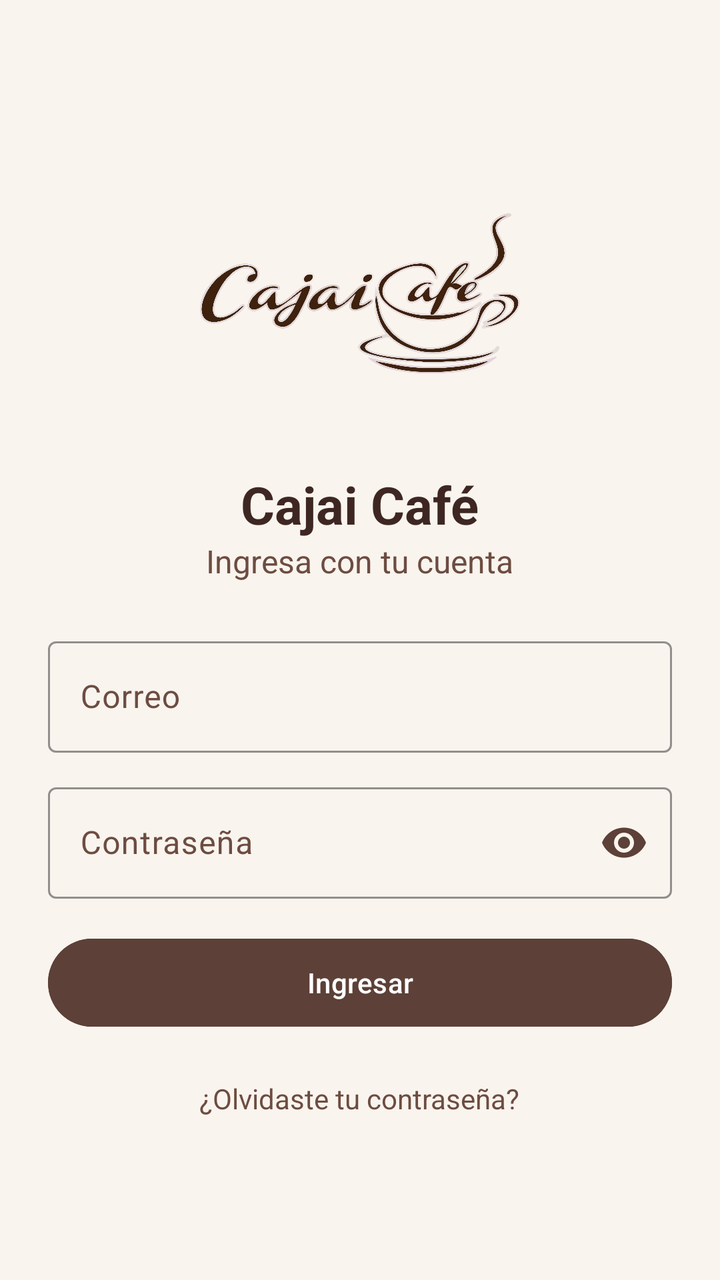
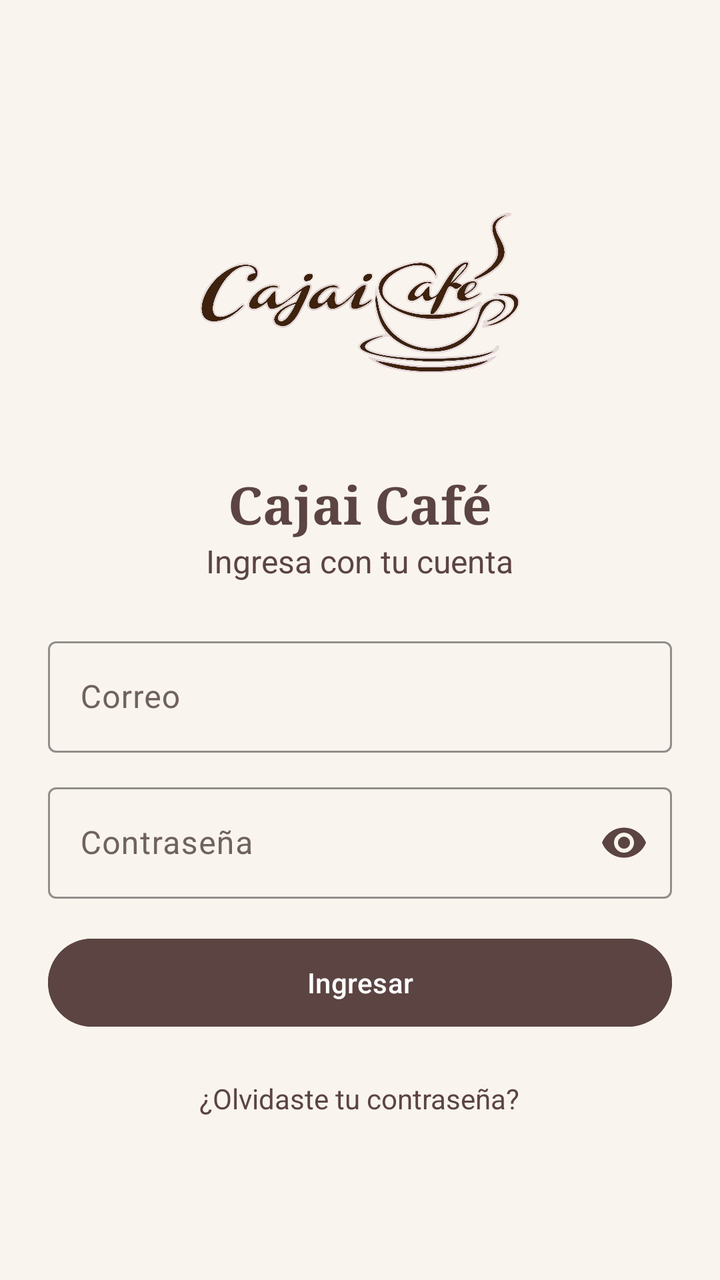

Screens rendered from an Android XML layout before and after an edit, with the pre-edit source and the edit as a unified diff.
<!-- AndroidManifest.xml: application theme Theme.CajaiCafeAdministracion -->
<!-- res/layout/activity_login.xml -->
<?xml version="1.0" encoding="utf-8"?>
<ScrollView xmlns:android="http://schemas.android.com/apk/res/android"
    xmlns:app="http://schemas.android.com/apk/res-auto"
    android:layout_width="match_parent"
    android:layout_height="match_parent"
    android:background="#F9F4EE"
    android:fillViewport="true">

    <LinearLayout
        android:layout_width="match_parent"
        android:layout_height="wrap_content"
        android:gravity="center"
        android:orientation="vertical"
        android:padding="24dp">

        <ImageView
            android:layout_width="160dp"
            android:layout_height="160dp"
            android:contentDescription="Logo Cajai Cafe"
            android:src="@mipmap/cajaicafe_logo" />

        <TextView
            android:layout_width="wrap_content"
            android:layout_height="wrap_content"
            android:layout_marginTop="8dp"
            android:text="Cajai Café"
            android:textColor="#3E2723"
            android:textSize="26sp"
            android:textStyle="bold" />

        <TextView
            android:layout_width="wrap_content"
            android:layout_height="wrap_content"
            android:layout_marginBottom="24dp"
            android:text="Ingresa con tu cuenta"
            android:textColor="#6D4C41"
            android:textSize="16sp" />

        <com.google.android.material.textfield.TextInputLayout
            style="@style/Widget.Material3.TextInputLayout.OutlinedBox"
            android:layout_width="match_parent"
            android:layout_height="wrap_content"
            android:hint="Correo"
            android:textColorHint="#6D4C41"
            app:boxStrokeColor="#5D4037"
            app:hintTextColor="#5D4037">

            <com.google.android.material.textfield.TextInputEditText
                android:id="@+id/etCorreo"
                android:layout_width="match_parent"
                android:layout_height="wrap_content"
                android:autofillHints="emailAddress"
                android:inputType="textEmailAddress"
                android:textColor="#2B1F1D" />
        </com.google.android.material.textfield.TextInputLayout>

        <com.google.android.material.textfield.TextInputLayout
            style="@style/Widget.Material3.TextInputLayout.OutlinedBox"
            android:layout_width="match_parent"
            android:layout_height="wrap_content"
            android:layout_marginTop="12dp"
            android:hint="Contraseña"
            android:textColorHint="#6D4C41"
            app:boxStrokeColor="#5D4037"
            app:endIconMode="password_toggle"
            app:endIconTint="#5D4037"
            app:hintTextColor="#5D4037">

            <com.google.android.material.textfield.TextInputEditText
                android:id="@+id/etContrasena"
                android:layout_width="match_parent"
                android:layout_height="wrap_content"
                android:autofillHints="password"
                android:inputType="textPassword"
                android:textColor="#2B1F1D" />
        </com.google.android.material.textfield.TextInputLayout>

        <TextView
            android:id="@+id/tvErrorLogin"
            android:layout_width="match_parent"
            android:layout_height="wrap_content"
            android:layout_marginTop="12dp"
            android:textColor="#C62828"
            android:textIsSelectable="true"
            android:textSize="14sp"
            android:visibility="gone" />

        <Button
            android:id="@+id/btnIngresar"
            android:layout_width="match_parent"
            android:layout_height="wrap_content"
            android:layout_marginTop="16dp"
            android:backgroundTint="#5D4037"
            android:minHeight="52dp"
            android:text="Ingresar"
            android:textColor="#FFFFFF" />

        <ProgressBar
            android:id="@+id/progressLogin"
            android:layout_width="wrap_content"
            android:layout_height="wrap_content"
            android:layout_marginTop="12dp"
            android:visibility="gone" />

        <TextView
            android:id="@+id/tvOlvideContrasena"
            android:layout_width="wrap_content"
            android:layout_height="wrap_content"
            android:layout_marginTop="8dp"
            android:minHeight="48dp"
            android:gravity="center"
            android:padding="8dp"
            android:text="¿Olvidaste tu contraseña?"
            android:textColor="#6D4C41" />
    </LinearLayout>
</ScrollView>
<!-- resources referenced by this layout -->
<resources>
  <!-- mipmap cajaicafe_logo: png bitmap (drawable, 307190 bytes) -->
  <style name="Theme.CajaiCafeAdministracion" parent="Base.Theme.CajaiCafeAdministracion" />
  <style name="Base.Theme.CajaiCafeAdministracion" parent="Theme.Material3.DayNight.NoActionBar">
          
          
      </style>
</resources>

<!-- the commit's change to res/layout/activity_login.xml (unified diff, before → after) -->
@@ -3,7 +3,7 @@
     xmlns:app="http://schemas.android.com/apk/res-auto"
     android:layout_width="match_parent"
     android:layout_height="match_parent"
-    android:background="#F9F4EE"
+    android:background="@color/fondo"
     android:fillViewport="true">
 
     <LinearLayout
@@ -24,8 +24,8 @@
             android:layout_height="wrap_content"
             android:layout_marginTop="8dp"
             android:text="Cajai Café"
-            android:textColor="#3E2723"
-            android:textSize="26sp"
+            android:textColor="@color/textoMarca"
+            android:fontFamily="serif" android:textSize="26sp"
             android:textStyle="bold" />
 
         <TextView
@@ -33,7 +33,7 @@
             android:layout_height="wrap_content"
             android:layout_marginBottom="24dp"
             android:text="Ingresa con tu cuenta"
-            android:textColor="#6D4C41"
+            android:textColor="@color/textoMarca"
             android:textSize="16sp" />
 
         <com.google.android.material.textfield.TextInputLayout
@@ -41,9 +41,9 @@
             android:layout_width="match_parent"
             android:layout_height="wrap_content"
             android:hint="Correo"
-            android:textColorHint="#6D4C41"
-            app:boxStrokeColor="#5D4037"
-            app:hintTextColor="#5D4037">
+            android:textColorHint="@color/textoSecundario"
+            app:boxStrokeColor="@color/textoMarca"
+            app:hintTextColor="@color/textoMarca">
 
             <com.google.android.material.textfield.TextInputEditText
                 android:id="@+id/etCorreo"
@@ -51,7 +51,7 @@
                 android:layout_height="wrap_content"
                 android:autofillHints="emailAddress"
                 android:inputType="textEmailAddress"
-                android:textColor="#2B1F1D" />
+                android:textColor="@color/texto" />
         </com.google.android.material.textfield.TextInputLayout>
 
         <com.google.android.material.textfield.TextInputLayout
@@ -60,11 +60,11 @@
             android:layout_height="wrap_content"
             android:layout_marginTop="12dp"
             android:hint="Contraseña"
-            android:textColorHint="#6D4C41"
-            app:boxStrokeColor="#5D4037"
+            android:textColorHint="@color/textoSecundario"
+            app:boxStrokeColor="@color/textoMarca"
             app:endIconMode="password_toggle"
-            app:endIconTint="#5D4037"
-            app:hintTextColor="#5D4037">
+            app:endIconTint="@color/textoMarca"
+            app:hintTextColor="@color/textoMarca">
 
             <com.google.android.material.textfield.TextInputEditText
                 android:id="@+id/etContrasena"
@@ -72,7 +72,7 @@
                 android:layout_height="wrap_content"
                 android:autofillHints="password"
                 android:inputType="textPassword"
-                android:textColor="#2B1F1D" />
+                android:textColor="@color/texto" />
         </com.google.android.material.textfield.TextInputLayout>
 
         <TextView
@@ -80,7 +80,7 @@
             android:layout_width="match_parent"
             android:layout_height="wrap_content"
             android:layout_marginTop="12dp"
-            android:textColor="#C62828"
+            android:textColor="@color/negativo"
             android:textIsSelectable="true"
             android:textSize="14sp"
             android:visibility="gone" />
@@ -90,7 +90,7 @@
             android:layout_width="match_parent"
             android:layout_height="wrap_content"
             android:layout_marginTop="16dp"
-            android:backgroundTint="#5D4037"
+            android:backgroundTint="@color/cafeOscuro"
             android:minHeight="52dp"
             android:text="Ingresar"
             android:textColor="#FFFFFF" />
@@ -111,6 +111,6 @@
             android:gravity="center"
             android:padding="8dp"
             android:text="¿Olvidaste tu contraseña?"
-            android:textColor="#6D4C41" />
+            android:textColor="@color/textoMarca" />
     </LinearLayout>
 </ScrollView>
<!-- resource entries referenced after the edit -->
@@ -1,10 +1,40 @@
 <!-- resources referenced by this layout -->
 <resources>
+  <color name="cafeOscuro">#5B4442</color>
+  <color name="fondo">#F9F4EE</color>
+  <color name="negativo">#C62828</color>
+  <color name="texto">#2B1F1D</color>
+  <color name="textoMarca">#5B4442</color>
+  <color name="textoSecundario">#6F625C</color>
   <!-- mipmap cajaicafe_logo: png bitmap (drawable, 307190 bytes) -->
   <style name="Theme.CajaiCafeAdministracion" parent="Base.Theme.CajaiCafeAdministracion" />
   <style name="Base.Theme.CajaiCafeAdministracion" parent="Theme.Material3.DayNight.NoActionBar">
+          <item name="colorPrimary">@color/marcaPrimario</item>
+          <item name="colorOnPrimary">@color/marcaSobrePrimario</item>
+          <item name="colorPrimaryContainer">@color/marcaContenedor</item>
+          <item name="colorOnPrimaryContainer">@color/marcaSobreContenedor</item>
+          <item name="colorSecondary">@color/marcaSecundario</item>
+          <item name="colorOnSecondary">@color/marcaSobrePrimario</item>
+          <item name="colorTertiary">@color/positivo</item>
+          <item name="android:colorBackground">@color/fondo</item>
+          <item name="colorOnBackground">@color/texto</item>
+          <item name="colorSurface">@color/superficie</item>
+          <item name="colorOnSurface">@color/texto</item>
+          <item name="colorOnSurfaceVariant">@color/textoSecundario</item>
+          <item name="colorOutline">@color/borde</item>
           
-          
+          <item name="android:statusBarColor">@color/cafeProfundo</item>
+          <item name="android:navigationBarColor">@color/cafeProfundo</item>
+          <item name="android:windowLightStatusBar">false</item>
       </style>
+  <color name="marcaPrimario">#6D4C41</color>
+  <color name="marcaSobrePrimario">#FFFFFF</color>
+  <color name="marcaContenedor">#F3E3D8</color>
+  <color name="marcaSobreContenedor">#2B1F1D</color>
+  <color name="marcaSecundario">#8D6E63</color>
+  <color name="positivo">#2E7D32</color>
+  <color name="superficie">#FFFFFF</color>
+  <color name="borde">#D7CCC8</color>
+  <color name="cafeProfundo">#3E2723</color>
 </resources>
 
